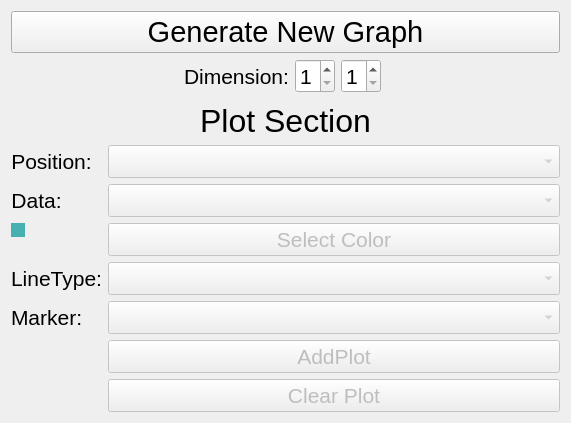
This is View/GraphWindow.ui in BETRU21/GraphicGenerator as Qt 5 draws it before an edit. The edited form follows.
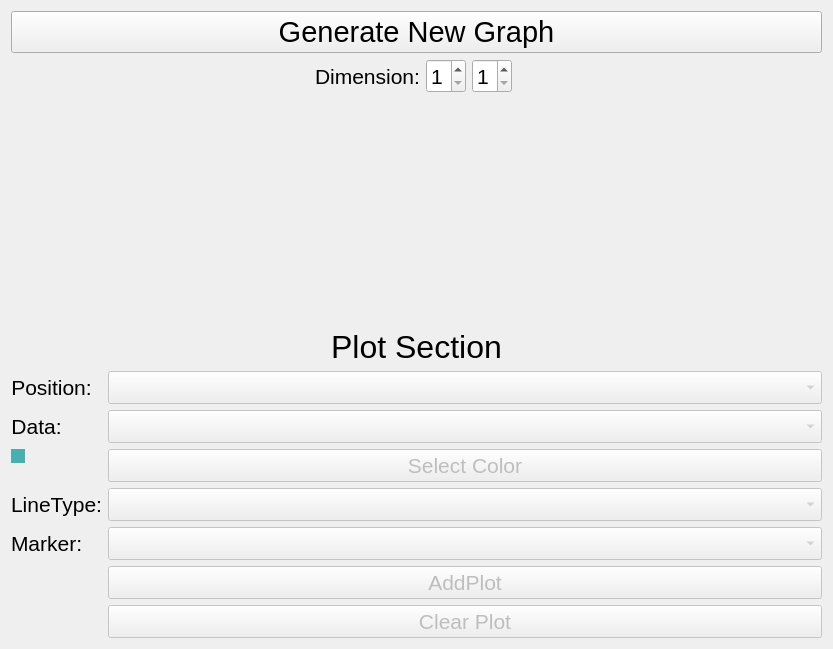
This is the edited form.

What changed in the file:
```diff
--- a/View/GraphWindow.ui
+++ b/View/GraphWindow.ui
@@ -6,8 +6,8 @@
    <rect>
     <x>0</x>
     <y>0</y>
-    <width>571</width>
-    <height>423</height>
+    <width>833</width>
+    <height>649</height>
    </rect>
   </property>
   <property name="windowTitle">
```
